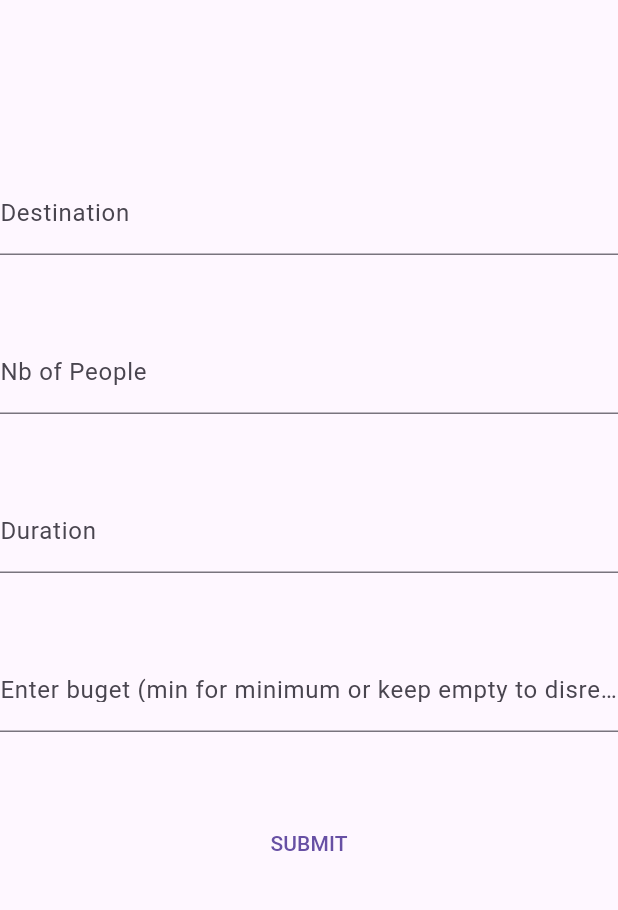
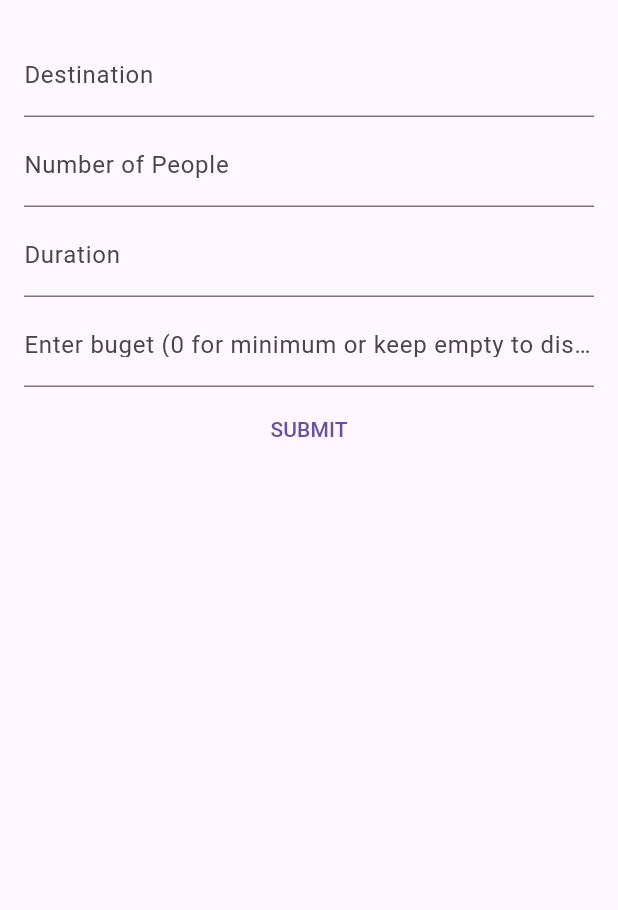
Before and after one commit to omar-alajami/Project_Travel_Planner, a Flutter app: the screen it shows after launch, on a phone screen of 412 x 824 dp, the part 63-973 px from its top. Run offline on Flutter 3.47's test engine with Material 3 defaults, Android fonts, the light colour scheme and no system bars.

Commit message:
made the body of the scaffold switch between two widgets for submitting a trip and viewing the result

```diff
--- a/lib/backend_logic.dart
+++ b/lib/backend_logic.dart
@@ -8,8 +8,8 @@ class Trip{
   //constructor. It throws an exception if you pass a string (name of destination) that does not exist in "destinations".
   Trip(String name, int numberOfPeople, int duration, int budget){
     if (!(Destination.contains(name))) throw Exception('DEST_NOT_FOUND');
-    if (numberOfPeople < 0) throw Exception('ERR_NEG_NMB_PPL');
-    if (duration < 0) throw Exception('ERR_NEG_DUR');
+    if (numberOfPeople <= 0) throw Exception('ERR_INV_NMB_PPL');
+    if (duration <= 0) throw Exception('ERR_INV_DUR');
     if (budget < 0 && budget != -1) throw Exception('ERR_NEG_BUD');
 
     this.dest = Destination.getDestination(name);
--- a/lib/main.dart
+++ b/lib/main.dart
@@ -33,79 +33,102 @@ class Returned extends StatefulWidget{
 class _ReturnedState extends State<Returned>{
 
   String dest = '';
-  int nbOfPeople = 0;
-  int duration = 0;
-  int budget = 0;
+  late int nbOfPeople;
+  late int duration;
+  late int budget;
 
   @override
   Widget build(BuildContext context){
-    return Scaffold(
-      body: Center(
-        child: Column(
-          children: [
-            SizedBox(height: 100),
-            TextField(
+    return swinger();
+  }
+
+  Widget swinger(){
+    if (dest == '') return submitTrip();
+    else return result();
+  }
+
+  Widget submitTrip(){
+    return Center(
+      child: ListView (
+        padding: EdgeInsets.fromLTRB(16, 8, 16, 8),
+
+        children: [
+          Padding(
+            padding: EdgeInsets.only(bottom: 4),//I have no idea what the spaces are like, we can test the app and tweak the numbers and see which give the best look
+            child: TextField(
               decoration: InputDecoration(labelText: 'Destination'),
-              onSubmitted: (gotDest){dest = gotDest;},
-            ),
+              onChanged: (gotDest){dest = gotDest;},
+            )
+          ),
 
-            SizedBox(height: 50),
-            TextField(
+          Padding(
+            padding: EdgeInsets.only(bottom: 4),//I have no idea what the spaces are like, we can test the app and tweak the numbers and see which give the best look
+            child: TextField(
               keyboardType: TextInputType.numberWithOptions(),
-              decoration: InputDecoration(labelText: 'Nb of People'),
-              onSubmitted: (gotNb){nbOfPeople = int.tryParse(gotNb) ?? 0;},//make a function that handles if input is different, then call that function passing gotNb as parameter, instead of writing the whole function here.
-            ),
+              decoration: InputDecoration(labelText: 'Number of People'),
+              onChanged: (gotNb){nbOfPeople = int.tryParse(gotNb) ?? 0;},
+            )
+          ),
 
-            SizedBox(height: 50),
-            TextField(
+          Padding(
+            padding: EdgeInsets.only(bottom: 4),//I have no idea what the spaces are like, we can test the app and tweak the numbers and see which give the best look
+            child: TextField(
               keyboardType: TextInputType.numberWithOptions(),
               decoration: InputDecoration(labelText: 'Duration'),
-              onSubmitted: (gotDur){duration = int.tryParse(gotDur) ?? 0;},
+              onChanged: (gotDur){duration = int.tryParse(gotDur) ?? 0;},
             ),
+          ),
 
-            SizedBox(height: 50),
-            TextField(
-              decoration: InputDecoration(labelText: 'Enter buget (min for minimum or keep empty to disregard)'),
-              onSubmitted: (gotBud){budget = parseBud(gotBud);},
+          Padding(
+            padding: EdgeInsets.only(bottom: 4),//I have no idea what the spaces are like, we can test the app and tweak the numbers and see which give the best look
+            child: TextField(
+              keyboardType: TextInputType.numberWithOptions(),
+              decoration: InputDecoration(labelText: 'Enter buget (0 for minimum or keep empty to disregard)'),
+              onChanged: (gotBud){budget = parseBud(gotBud);},
             ),
+          ),
 
-            SizedBox(height: 50),
-            TextButton(onPressed: (){getOutput();}, child: Text('SUBMIT'))
-          ]
-        )
-      )
+          TextButton(onPressed: (){setState((){});}, child: Text('SUBMIT'))
+        ]
+      ),
     );
   }
 
-  void getOutput(){
+  Widget result(){
+
     String shownString = '';
-    try{
+    try {
       Trip trip = Trip(dest, nbOfPeople, duration, budget);
-      setState((){
-        shownString = trip.availability();
-      });
-    } catch(E){
-      setState((){
-        shownString = 'ERROR\n$E';
-      });
+      shownString = trip.availability();
+    } catch (E){
+      shownString = '$E';
     }
 
-    showDialog(
-      context: context,
-      builder: (context){
-        return AlertDialog(
-          title: Text('OUTPUT'),
-          content: Text(shownString),
-        );
-      }
+    return Center(
+      child: Column(
+        children: [
+          Expanded(
+            child: ListView(
+              padding: EdgeInsets.fromLTRB(16, 8, 16, 8),
+              children: [
+                Padding(
+                  padding: EdgeInsets.fromLTRB(16, 8, 16, 4),
+                  child: Text('IMG_HERE'),
+                ),
+                Text(shownString)
+              ],
+            )
+          ),
+          TextButton(onPressed: (){setState((){dest = '';});}, child: Text('CLOSE'))
+        ]
+      )
     );
   }
 
 
   int parseBud(String a){
     late int b;
-    if (a == 'min'){b = 0;}
-    else if (a == '' || a == 'backdoor') {b = -1;}
+    if (a == '') {b = -1;}
     else {b = int.tryParse(a) ?? -2;}
 
     return b;
```
